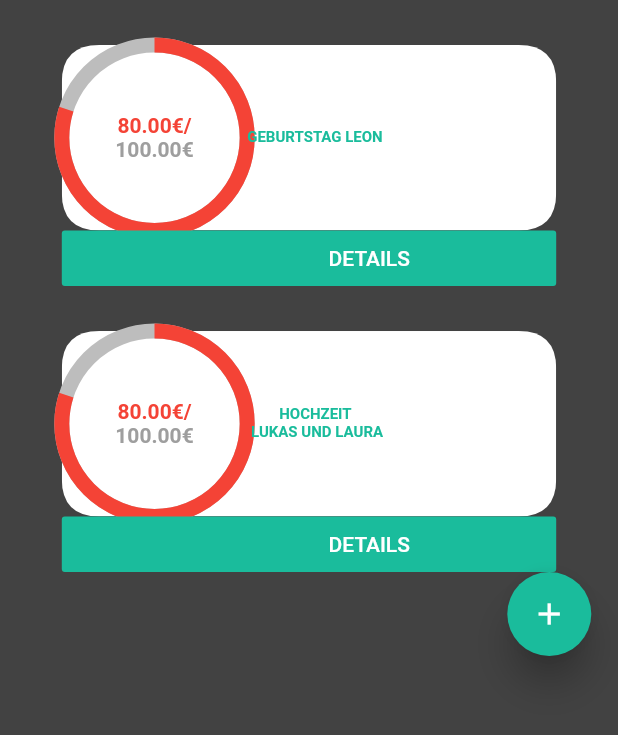
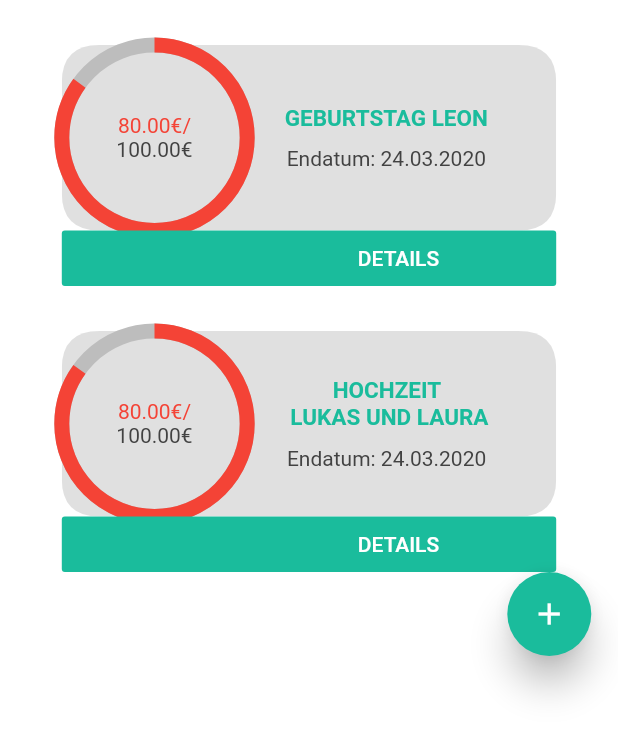
Before and after one commit to JanSchlte/gomobie_, a Flutter app: the CollectionGroups screen opened by its route, on a phone screen of 412 x 824 dp. Shown: the top 735 px of the screen. Run offline on Flutter 3.47's test engine with Material 2 defaults, Android fonts, the phone set to English and light mode, and no system bars; our stand-ins replace cloud_firestore, firebase_auth; accounts and stored records are empty; generated files the repository leaves out were written again; Roboto replaces fonts that are missing (Metropolis).

Commit message:
Created the light mode in the Sammelgruppen Screen

```diff
--- a/lib/pages/home/groups.dart
+++ b/lib/pages/home/groups.dart
@@ -6,7 +6,7 @@ class CollectionGroups extends StatelessWidget {
   @override
   Widget build(BuildContext context) {
     return Scaffold(
-      backgroundColor: Colors.grey.shade800,
+      backgroundColor: Colors.white,
       body: Column(
         children: <Widget>[
           GroupCard('GEBURTSTAG LEON'),
--- a/lib/widgets/collection_groups.dart
+++ b/lib/widgets/collection_groups.dart
@@ -17,7 +17,7 @@ class GroupCard extends StatelessWidget {
           height: 30,
         ),
         CustomPaint(
-          painter: CardBackgroundPainter(backgroundColor: Colors.white),
+          painter: CardBackgroundPainter(backgroundColor: Colors.black12),
           child: Container(
             width: MediaQuery.of(context).size.width * 0.8,
             child: Row(
@@ -31,7 +31,7 @@ class GroupCard extends StatelessWidget {
                     fit: StackFit.expand,
                     children: [
                       CircularProgressIndicator(
-                        value: 0.8,
+                        value: 0.85,
                         strokeWidth: 10,
                         valueColor: AlwaysStoppedAnimation<Color>(Colors.red),
                         backgroundColor: Colors.grey.shade400,
@@ -44,15 +44,13 @@ class GroupCard extends StatelessWidget {
                             Text(
                               '80.00€/',
                               style: TextStyle(
-                                fontWeight: FontWeight.bold,
                                 color: Colors.red,
                               ),
                             ),
                             Text(
                               '100.00€',
                               style: TextStyle(
-                                fontWeight: FontWeight.bold,
-                                color: Colors.grey.shade500,
+                                color: Colors.grey.shade800,
                               ),
                             ),
                           ],
@@ -60,6 +58,9 @@ class GroupCard extends StatelessWidget {
                       )
                     ],
                   ),
+                ),
+                SizedBox(
+                  width: 25,
                 ),
                 Column(
                   children: <Widget>[
@@ -69,9 +70,16 @@ class GroupCard extends StatelessWidget {
                       style: TextStyle(
                         color: _mainColor,
                         fontWeight: FontWeight.bold,
-                        fontSize: 10,
+                        fontSize: 15,
                       ),
                     ),
+                    SizedBox(height: 10),
+                    Text(
+                      'Endatum: 24.03.2020',
+                      style: TextStyle(
+                        color: Colors.grey.shade800,
+                      ),
+                    )
                   ],
                 ),
               ],
@@ -79,13 +87,14 @@ class GroupCard extends StatelessWidget {
           ),
         ),
         SizedBox(
+          //TODO: @Dominik Wie spalte ich den Container farblich in 2 Teile auf, so dass ich den FlatButton nicht separat machen muss?
           width: MediaQuery.of(context).size.width * 0.8,
           height: MediaQuery.of(context).size.width * 0.09,
           child: FlatButton(
             color: _mainColor,
             onPressed: () {},
             child: Align(
-              alignment: Alignment(0.33, 0),
+              alignment: Alignment(0.49, 0),
               child: Text(
                 'DETAILS',
                 style: TextStyle(color: Colors.white),
```
